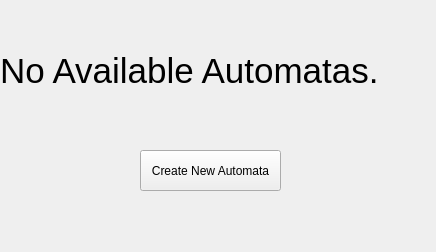
Above: ui/no_autos.ui from Achu-Worifung/quickMove before the change. Below: the same form after it.
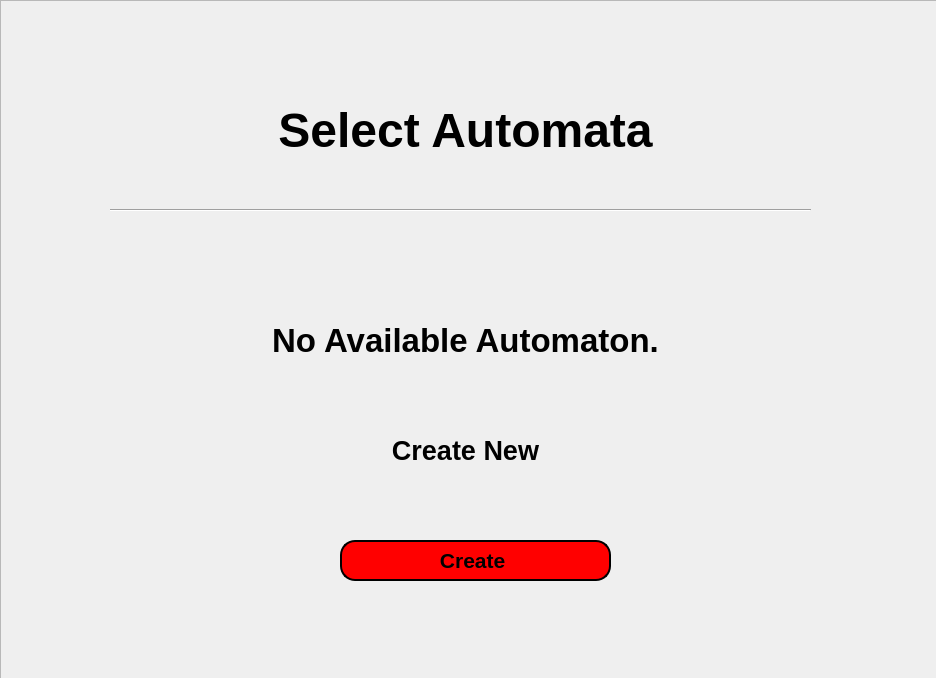
That is the form after the change.

Commit message: switch from welcome to create

Patch:
```diff
--- a/ui/no_autos.ui
+++ b/ui/no_autos.ui
@@ -6,46 +6,170 @@
    <rect>
     <x>0</x>
     <y>0</y>
-    <width>436</width>
-    <height>252</height>
+    <width>936</width>
+    <height>678</height>
    </rect>
   </property>
   <property name="windowTitle">
    <string>Form</string>
   </property>
-  <widget class="QLabel" name="label">
+  <widget class="QScrollArea" name="scrollArea">
    <property name="geometry">
     <rect>
      <x>0</x>
-     <y>30</y>
-     <width>431</width>
-     <height>81</height>
+     <y>0</y>
+     <width>941</width>
+     <height>681</height>
     </rect>
    </property>
-   <property name="font">
-    <font>
-     <pointsize>26</pointsize>
-    </font>
+   <property name="widgetResizable">
+    <bool>true</bool>
    </property>
-   <property name="text">
-    <string>No Available Automatas.</string>
+   <property name="alignment">
+    <set>Qt::AlignCenter</set>
    </property>
-  </widget>
-  <widget class="QPushButton" name="pushButton">
-   <property name="geometry">
-    <rect>
-     <x>140</x>
-     <y>150</y>
-     <width>141</width>
-     <height>41</height>
-    </rect>
-   </property>
-   <property name="cursor">
-    <cursorShape>ArrowCursor</cursorShape>
-   </property>
-   <property name="text">
-    <string>Create New Automata</string>
-   </property>
+   <widget class="QWidget" name="scrollPane">
+    <property name="geometry">
+     <rect>
+      <x>0</x>
+      <y>0</y>
+      <width>939</width>
+      <height>679</height>
+     </rect>
+    </property>
+    <layout class="QVBoxLayout" name="verticalLayout">
+     <item>
+      <widget class="QWidget" name="widget" native="true">
+       <widget class="QLabel" name="label">
+        <property name="geometry">
+         <rect>
+          <x>-10</x>
+          <y>80</y>
+          <width>931</width>
+          <height>81</height>
+         </rect>
+        </property>
+        <property name="font">
+         <font>
+          <pointsize>36</pointsize>
+          <weight>75</weight>
+          <bold>true</bold>
+         </font>
+        </property>
+        <property name="text">
+         <string>Select Automata</string>
+        </property>
+        <property name="alignment">
+         <set>Qt::AlignCenter</set>
+        </property>
+       </widget>
+       <widget class="Line" name="line">
+        <property name="geometry">
+         <rect>
+          <x>100</x>
+          <y>190</y>
+          <width>701</width>
+          <height>20</height>
+         </rect>
+        </property>
+        <property name="orientation">
+         <enum>Qt::Horizontal</enum>
+        </property>
+       </widget>
+       <widget class="QStackedWidget" name="stackedWidget">
+        <property name="geometry">
+         <rect>
+          <x>-10</x>
+          <y>210</y>
+          <width>931</width>
+          <height>421</height>
+         </rect>
+        </property>
+        <property name="currentIndex">
+         <number>0</number>
+        </property>
+        <widget class="QWidget" name="No_autos">
+         <widget class="QPushButton" name="create_auto">
+          <property name="geometry">
+           <rect>
+            <x>340</x>
+            <y>320</y>
+            <width>271</width>
+            <height>41</height>
+           </rect>
+          </property>
+          <property name="font">
+           <font>
+            <pointsize>16</pointsize>
+            <weight>75</weight>
+            <bold>true</bold>
+           </font>
+          </property>
+          <property name="styleSheet">
+           <string notr="true">background-color: red;
+border-style: outset;
+border-width: 2px;
+border-radius: 15px;
+border-color: black;
+padding: 4px;</string>
+          </property>
+          <property name="text">
+           <string>Create </string>
+          </property>
+         </widget>
+         <widget class="QLabel" name="label_2">
+          <property name="geometry">
+           <rect>
+            <x>0</x>
+            <y>80</y>
+            <width>931</width>
+            <height>81</height>
+           </rect>
+          </property>
+          <property name="font">
+           <font>
+            <pointsize>25</pointsize>
+            <weight>75</weight>
+            <bold>true</bold>
+           </font>
+          </property>
+          <property name="text">
+           <string>No Available Automaton.</string>
+          </property>
+          <property name="alignment">
+           <set>Qt::AlignCenter</set>
+          </property>
+         </widget>
+         <widget class="QLabel" name="label_3">
+          <property name="geometry">
+           <rect>
+            <x>0</x>
+            <y>190</y>
+            <width>931</width>
+            <height>81</height>
+           </rect>
+          </property>
+          <property name="font">
+           <font>
+            <pointsize>20</pointsize>
+            <weight>75</weight>
+            <bold>true</bold>
+           </font>
+          </property>
+          <property name="text">
+           <string>Create New</string>
+          </property>
+          <property name="alignment">
+           <set>Qt::AlignCenter</set>
+          </property>
+         </widget>
+        </widget>
+        <widget class="QWidget" name="some_autos"/>
+       </widget>
+      </widget>
+     </item>
+    </layout>
+   </widget>
   </widget>
  </widget>
  <resources/>
```
Left out of the diff: 6 changed lines with no effect on the pictures. The commit also changes 7 other files.
